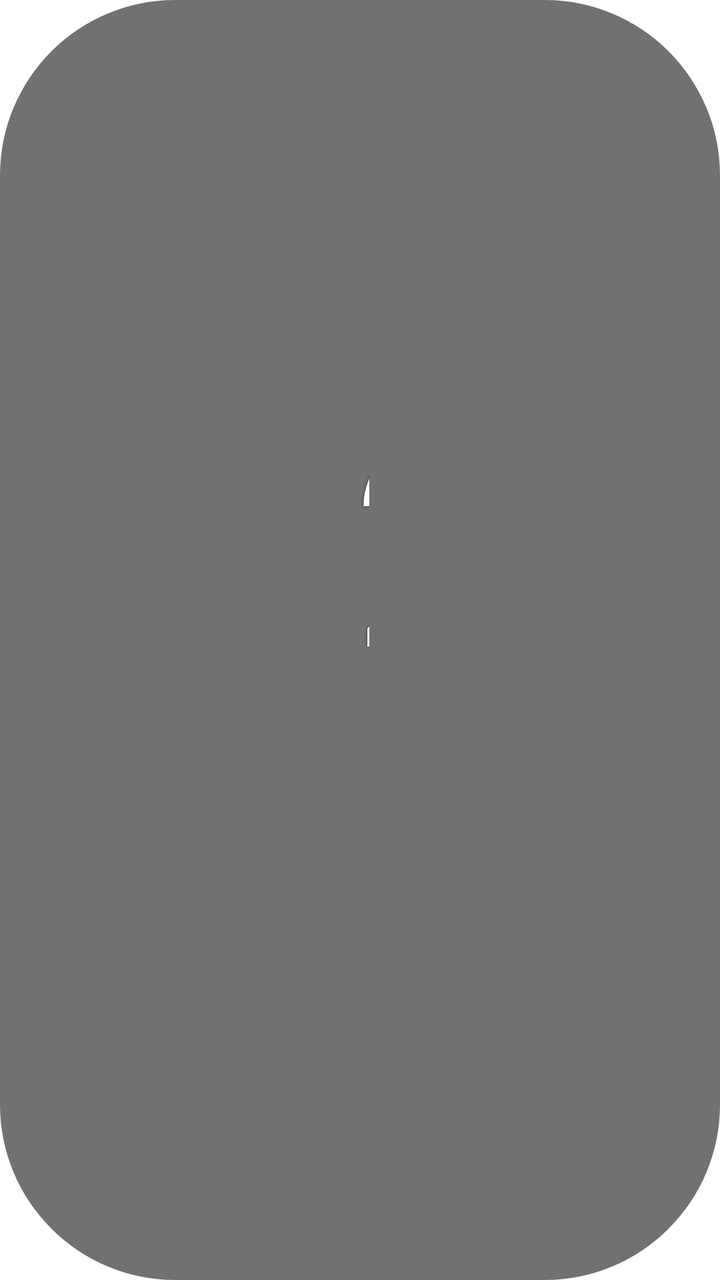
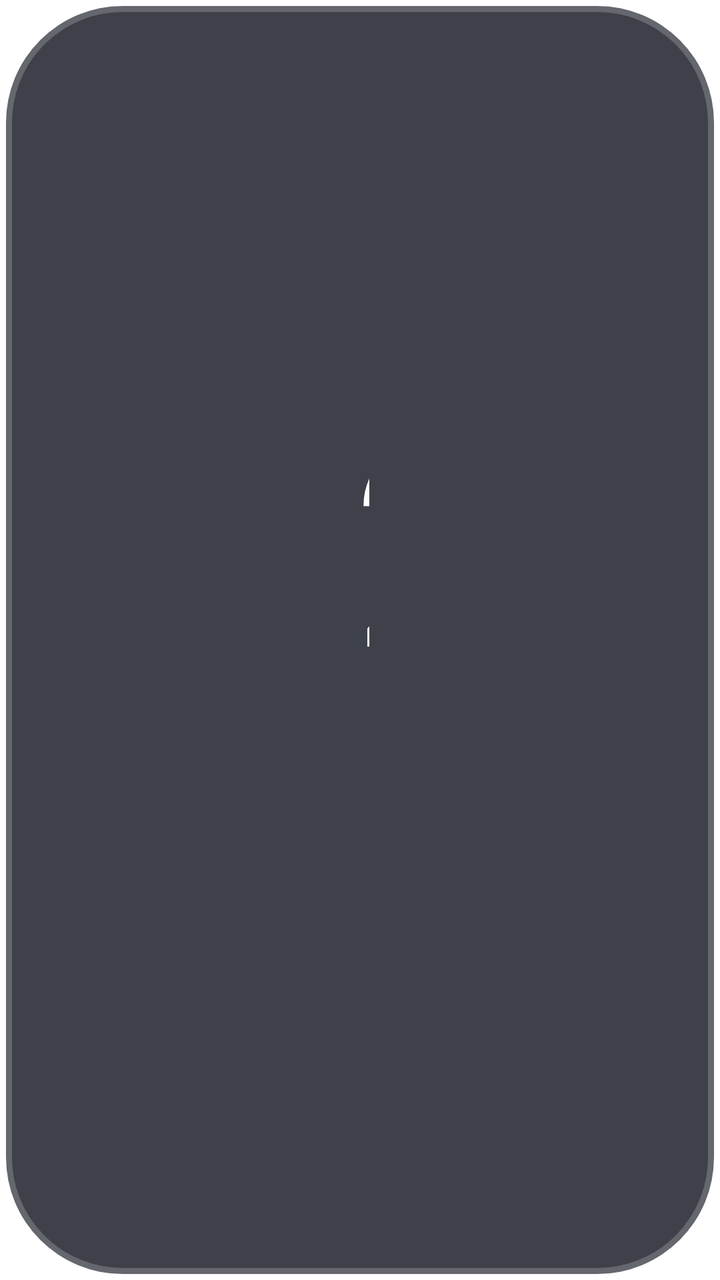

Before-and-after screenshots of an Android layout around one commit, followed by the original layout XML and the change that was made.
<!-- AndroidManifest.xml: application theme AppTheme.NoActionBar -->
<!-- res/layout/dialog_about.xml -->
<?xml version="1.0" encoding="utf-8"?>
<LinearLayout xmlns:android="http://schemas.android.com/apk/res/android"
    android:layout_width="wrap_content"
    android:layout_height="wrap_content"
    android:layout_gravity="center"
    android:background="@drawable/shape_dialog_bg_main"
    android:orientation="vertical"
    android:padding="@dimen/vs_30">

    <TextView
        android:layout_width="@dimen/vs_600"
        android:layout_height="wrap_content"
        android:lineSpacingExtra="@dimen/ts_50"
        android:lineSpacingMultiplier="0"
        android:shadowColor="@color/color_000000_60"
        android:shadowDx="0"
        android:shadowDy="0"
        android:shadowRadius="3"
        android:text="20260227-1116\n\n本软件只提供聚合展示功能，所有资源来自网上, 软件不参与任何制作, 上传, 储存, 下载等内容. 软件仅供学习参考, 请于安装后24小时内删除。\n\n打包分发请保留出处\nhttps://github.com/CatVodTVOfficial/TVBoxOSC"
        android:textColor="@color/color_FFFFFF"
        android:textSize="@dimen/ts_24" />

</LinearLayout>
<!-- resources referenced by this layout -->
<resources>
  <color name="color_000000_60">#99000000</color>
  <color name="color_FFFFFF">#FFFFFF</color>
  <dimen name="ts_24">24mm</dimen>
  <dimen name="ts_50">50mm</dimen>
  <dimen name="vs_30">30mm</dimen>
  <dimen name="vs_600">600mm</dimen>
  <!-- drawable shape_dialog_bg_main (drawable) -->
  <?xml version="1.0" encoding="utf-8"?>
  <shape xmlns:android="http://schemas.android.com/apk/res/android">
      <corners android:radius="@dimen/vs_15" />
      <solid android:color="@color/color_6A6A6A_95" />
  </shape>
  <style name="AppTheme.NoActionBar">
          <item name="android:windowActionBar">false</item>
          <item name="android:windowNoTitle">true</item>
          <item name="windowActionBar">false</item>
          <item name="android:windowFullscreen">true</item>//全屏即无通知栏
          <item name="android:windowContentOverlay">@null</item>//是否有遮盖
          <item name="windowNoTitle">true</item>
          
          
          <item name="android:windowBackground">@android:color/transparent</item>
      </style>
  <dimen name="vs_15">15mm</dimen>
  <color name="color_6A6A6A_95">#F26A6A6A</color>
</resources>

<!-- the commit's change to res/layout/dialog_about.xml (unified diff, before → after) -->
@@ -3,7 +3,7 @@
     android:layout_width="wrap_content"
     android:layout_height="wrap_content"
     android:layout_gravity="center"
-    android:background="@drawable/shape_dialog_bg_main"
+    android:background="@drawable/shape_danmu_setting_bg"
     android:orientation="vertical"
     android:padding="@dimen/vs_30">
 
@@ -12,12 +12,8 @@
         android:layout_height="wrap_content"
         android:lineSpacingExtra="@dimen/ts_50"
         android:lineSpacingMultiplier="0"
-        android:shadowColor="@color/color_000000_60"
-        android:shadowDx="0"
-        android:shadowDy="0"
-        android:shadowRadius="3"
-        android:text="20260227-1116\n\n本软件只提供聚合展示功能，所有资源来自网上, 软件不参与任何制作, 上传, 储存, 下载等内容. 软件仅供学习参考, 请于安装后24小时内删除。\n\n打包分发请保留出处\nhttps://github.com/CatVodTVOfficial/TVBoxOSC"
-        android:textColor="@color/color_FFFFFF"
+        android:text="20260914-1520\n\n本软件只提供聚合展示功能，所有资源来自网上, 软件不参与任何制作, 上传, 储存, 下载等内容. 软件仅供学习参考, 请于安装后24小时内删除。\n\n打包分发请保留出处\nhttps://github.com/CatVodTVOfficial/TVBoxOSC\nhttps://github.com/q215613905/TVBoxOS"
+        android:textColor="@color/dialog_text_primary"
         android:textSize="@dimen/ts_24" />
 
 </LinearLayout>
<!-- resource entries referenced after the edit -->
@@ -1,29 +1,42 @@
 <!-- resources referenced by this layout -->
 <resources>
-  <color name="color_000000_60">#99000000</color>
-  <color name="color_FFFFFF">#FFFFFF</color>
+  <color name="dialog_text_primary">#FFFFFFFF</color>
   <dimen name="ts_24">24mm</dimen>
   <dimen name="ts_50">50mm</dimen>
   <dimen name="vs_30">30mm</dimen>
   <dimen name="vs_600">600mm</dimen>
-  <!-- drawable shape_dialog_bg_main (drawable) -->
+  <!-- drawable shape_danmu_setting_bg (drawable) -->
   <?xml version="1.0" encoding="utf-8"?>
   <shape xmlns:android="http://schemas.android.com/apk/res/android">
-      <corners android:radius="@dimen/vs_15" />
-      <solid android:color="@color/color_6A6A6A_95" />
+      <corners android:radius="@dimen/vs_10" />
+      <solid android:color="@color/dialog_panel_bg" />
+      <stroke
+          android:width="@dimen/vs_1"
+          android:color="@color/dialog_panel_stroke" />
   </shape>
-  <style name="AppTheme.NoActionBar">
+  <style name="AppTheme.NoActionBar" parent="AppTheme">
           <item name="android:windowActionBar">false</item>
           <item name="android:windowNoTitle">true</item>
           <item name="windowActionBar">false</item>
           <item name="android:windowFullscreen">true</item>//全屏即无通知栏
           <item name="android:windowContentOverlay">@null</item>//是否有遮盖
           <item name="windowNoTitle">true</item>
-          
+          <item name="android:keepScreenOn">true</item>
           
           <item name="android:windowBackground">@android:color/transparent</item>
       </style>
-  <dimen name="vs_15">15mm</dimen>
-  <color name="color_6A6A6A_95">#F26A6A6A</color>
+  <dimen name="vs_10">10mm</dimen>
+  <color name="dialog_panel_bg">#D91D202A</color>
+  <dimen name="vs_1">1mm</dimen>
+  <color name="dialog_panel_stroke">#33FFFFFF</color>
+  <style name="AppTheme" parent="Theme.AppCompat.Light.DarkActionBar">
+          
+          <item name="colorPrimary">@color/color_6200EE</item>
+          <item name="colorPrimaryDark">@color/color_3700B3</item>
+          <item name="colorAccent">@color/color_03DAC5</item>
+      </style>
+  <color name="color_6200EE">#6200EE</color>
+  <color name="color_3700B3">#3700B3</color>
+  <color name="color_03DAC5">#03DAC5</color>
 </resources>
 
